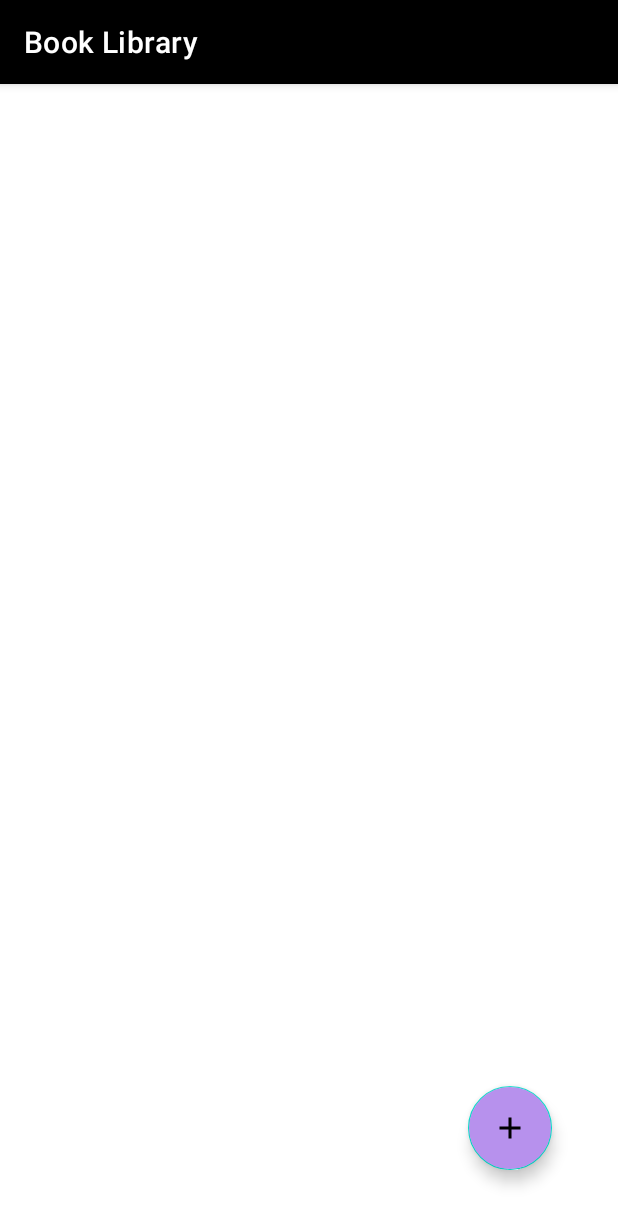
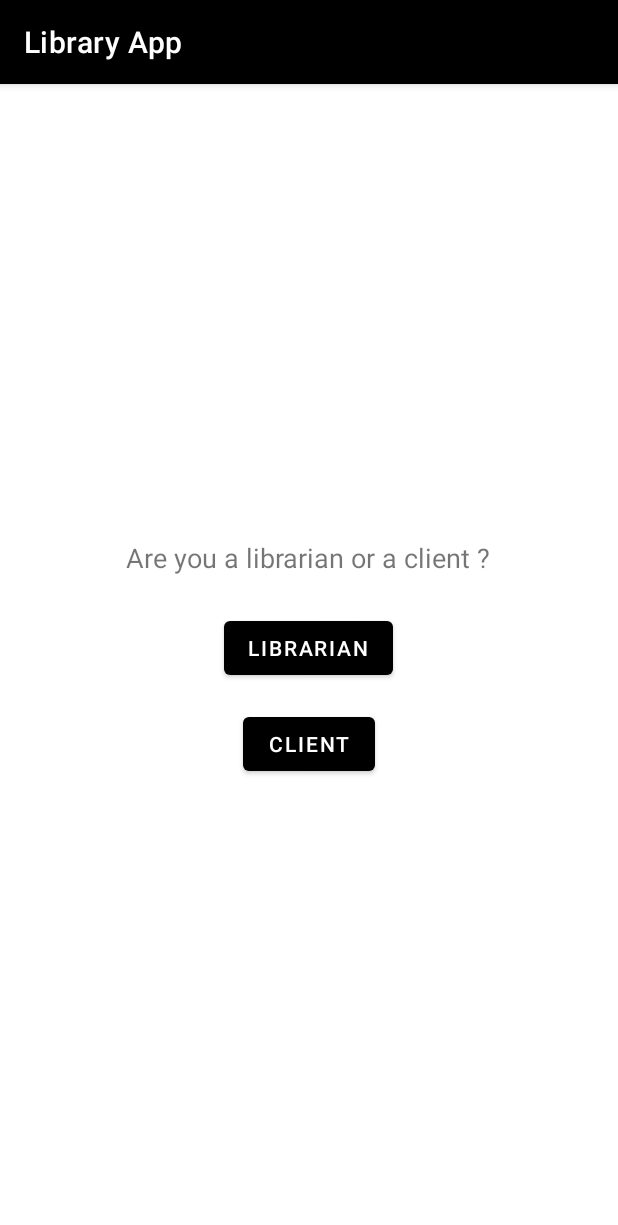
Before and after one commit to SalmaMhadhbii/MyLibraryManagementApplication, an Android app: the screen it shows after launch (MainActivity), on a phone screen of 412 x 824 dp. Shown: the top 1225 px of the screen. Run offline under Robolectric (Android 15) with nearby library versions, the phone set to English and light mode, and no system bars.

Commit message:
changing main activity that shows the books to librarian activity and making a new main activity and empty user activity

```diff
--- a/app/src/main/java/com/example/mylibrarymanagementapplication/MainActivity.java
+++ b/app/src/main/java/com/example/mylibrarymanagementapplication/MainActivity.java
@@ -1,113 +1,68 @@
 package com.example.mylibrarymanagementapplication;
 
+import android.Manifest;
 import android.content.Intent;
-import android.database.Cursor;
+import android.content.pm.PackageManager;
 import android.os.Bundle;
 import android.view.View;
+import android.widget.Button;
 import android.widget.Toast;
-
-import androidx.activity.EdgeToEdge;
-import androidx.annotation.Nullable;
+import androidx.activity.result.ActivityResultLauncher;
+import androidx.activity.result.contract.ActivityResultContracts;
 import androidx.appcompat.app.AppCompatActivity;
-import androidx.core.graphics.Insets;
-import androidx.core.view.ViewCompat;
-import androidx.core.view.WindowInsetsCompat;
-import androidx.recyclerview.widget.LinearLayoutManager;
-import androidx.recyclerview.widget.RecyclerView;
-
-import com.google.android.material.floatingactionbutton.FloatingActionButton;
-
-import java.util.ArrayList;
+import androidx.core.content.ContextCompat;
 
 public class MainActivity extends AppCompatActivity {
-
-    RecyclerView recyclerView;
-    FloatingActionButton add_button;
-
-
-    MyDatabaseHelper myDB;
-    ArrayList<String> book_id, book_title, book_author, book_pages;
-    CustomAdapter customAdapter;
-
-
 
     @Override
     protected void onCreate(Bundle savedInstanceState) {
         super.onCreate(savedInstanceState);
         setContentView(R.layout.activity_main);
 
-        recyclerView = findViewById(R.id.recyclerView);
-        add_button = findViewById(R.id.add_button);
-        // Navigate to AddActivity when add_button is clicked
-        add_button.setOnClickListener(new View.OnClickListener() {
+        // Vérifier et demander les permissions pour les notifications (Android 13+)
+        if (android.os.Build.VERSION.SDK_INT >= android.os.Build.VERSION_CODES.TIRAMISU) {
+            if (ContextCompat.checkSelfPermission(this, Manifest.permission.POST_NOTIFICATIONS) != PackageManager.PERMISSION_GRANTED) {
+                requestNotificationPermission();
+            }
+        }
+
+        // Lier les boutons
+        Button btnLibrarian = findViewById(R.id.btnLibrarian);
+        Button btnUser = findViewById(R.id.btnUser);
+
+        // Gérer le clic sur le bouton "Bibliothécaire"
+        btnLibrarian.setOnClickListener(new View.OnClickListener() {
             @Override
-            public void onClick(View view) {
-                Intent intent = new Intent(MainActivity.this, AddActivity.class);
-                startActivity(intent);
+            public void onClick(View v) {
+                Intent librarianIntent = new Intent(MainActivity.this, LibrarianActivity.class);
+                startActivity(librarianIntent);
             }
         });
 
-        //A MyDatabaseHelper instance (myDB) is created to interact with the database.
-        myDB = new MyDatabaseHelper(MainActivity.this);
-        //Four ArrayList objects are initialized to hold data for each book's ID, title, author, and number of pages.
-        book_id = new ArrayList<>();
-        book_title = new ArrayList<>();
-        book_author = new ArrayList<>();
-        book_pages = new ArrayList<>();
-
-        // This method (storeDataInArrays()) is called to fetch data from the database and fill the ArrayLists (book_id, book_title, book_author, and book_pages).
-        storeDataInArrays();
-
-        //A custom adapter (CustomAdapter) is created and set to the RecyclerView. This adapter will take the data (the book info from the ArrayLists) and populate the RecyclerView items.
-        customAdapter = new CustomAdapter(MainActivity.this,this, book_id, book_title, book_author, book_pages);
-        recyclerView.setAdapter(customAdapter);
-        //A LinearLayoutManager is used to arrange the items in a vertical list.
-        recyclerView.setLayoutManager(new LinearLayoutManager(MainActivity.this));
+        // Gérer le clic sur le bouton "Utilisateur Simple"
+        btnUser.setOnClickListener(new View.OnClickListener() {
+            @Override
+            public void onClick(View v) {
+                Intent userIntent = new Intent(MainActivity.this, UserActivity.class);
+                startActivity(userIntent);
+            }
+        });
 
     }
 
-    @Override
-    protected void onActivityResult(int requestCode, int resultCode, @Nullable Intent data) {
-        super.onActivityResult(requestCode, resultCode, data);
-        if(requestCode == 1){
-            recreate();
+    // Méthode pour demander la permission de notification
+    private void requestNotificationPermission() {
+        if (android.os.Build.VERSION.SDK_INT >= android.os.Build.VERSION_CODES.TIRAMISU) {
+            ActivityResultLauncher<String> requestPermissionLauncher =
+                    registerForActivityResult(new ActivityResultContracts.RequestPermission(), isGranted -> {
+                        if (isGranted) {
+                            Toast.makeText(this, "Permission pour les notifications accordée", Toast.LENGTH_SHORT).show();
+                        } else {
+                            Toast.makeText(this, "Permission pour les notifications refusée", Toast.LENGTH_SHORT).show();
+                        }
+                    });
+
+            requestPermissionLauncher.launch(Manifest.permission.POST_NOTIFICATIONS);
         }
     }
-
-    //storeDataInArrays() is responsible for fetching data from a database and storing it in array lists so that the data can later be displayed in a RecyclerView (or similar component).
-    //cursor=set of rows from a database query result.
-    //A query like SELECT * FROM books would return a Cursor that points to the first row.
-    //When you call cursor.moveToNext(), it moves the cursor to the second row, and so on.
-    //You can then access the data in the current row, like cursor.getString(1) to get the book_title.
-    void storeDataInArrays(){
-        Cursor cursor = myDB.readAllData();
-        if(cursor.getCount() == 0){
-            Toast.makeText(this,"No data", Toast.LENGTH_LONG).show();
-        }else{
-            while (cursor.moveToNext()){
-                // Retrieves the value of the first column (assumed to be the book_id) from the current row and adds it to the book_id array list.
-                book_id.add(cursor.getString(0));
-                //Similarly, this retrieves the second column (assumed to be book_title) from the current row and adds it to the book_title array list.
-                book_title.add(cursor.getString(1));
-                book_author.add(cursor.getString(2));
-                book_pages.add(cursor.getString(3));
-            }
-        }
-
-    }
-
-    @Override
-    protected void onResume() {
-        super.onResume();
-        // Clear the current data lists to avoid duplicating items
-        book_id.clear();
-        book_title.clear();
-        book_author.clear();
-        book_pages.clear();
-        // Re-fetch data from the database
-        storeDataInArrays();
-        // Notify the adapter that the data has changed
-        customAdapter.notifyDataSetChanged();
-    }
-
 }
--- a/app/src/main/res/layout/activity_main.xml
+++ b/app/src/main/res/layout/activity_main.xml
@@ -1,35 +1,48 @@
 <?xml version="1.0" encoding="utf-8"?>
-<androidx.constraintlayout.widget.ConstraintLayout
-    xmlns:android="http://schemas.android.com/apk/res/android"
+<androidx.constraintlayout.widget.ConstraintLayout xmlns:android="http://schemas.android.com/apk/res/android"
     xmlns:app="http://schemas.android.com/apk/res-auto"
     xmlns:tools="http://schemas.android.com/tools"
     android:id="@+id/main"
     android:layout_width="match_parent"
     android:layout_height="match_parent"
-    android:padding="20dp"
     tools:context=".MainActivity">
 
-    <androidx.recyclerview.widget.RecyclerView
-        android:id="@+id/recyclerView"
-        android:layout_width="0dp"
-        android:layout_height="0dp"
-        android:backgroundTint="@color/light_gray"
-        app:layout_constraintTop_toTopOf="parent"
-        app:layout_constraintBottom_toTopOf="@+id/add_button"
-        app:layout_constraintStart_toStartOf="parent"
-        app:layout_constraintEnd_toEndOf="parent"
-        app:layout_constraintWidth_percent="0.9" />
-
-    <com.google.android.material.floatingactionbutton.FloatingActionButton
-        android:id="@+id/add_button"
-        android:layout_width="56dp"
-        android:layout_height="56dp"
-        android:layout_marginBottom="24dp"
-        android:layout_marginEnd="24dp"
-        android:backgroundTint="@color/button_purple"
-        android:contentDescription="@string/add_button_description"
-        android:tint="@color/white"
+    <TextView
+        android:layout_width="wrap_content"
+        android:layout_height="wrap_content"
+        android:text="Hello World!"
         app:layout_constraintBottom_toBottomOf="parent"
         app:layout_constraintEnd_toEndOf="parent"
-        app:srcCompat="@drawable/ic_add" />
+        app:layout_constraintStart_toStartOf="parent"
+        app:layout_constraintTop_toTopOf="parent" />
+    <LinearLayout
+        xmlns:android="http://schemas.android.com/apk/res/android"
+        android:layout_width="match_parent"
+        android:layout_height="match_parent"
+        android:orientation="vertical"
+        android:gravity="center"
+        android:padding="16dp">
+
+        <TextView
+            android:id="@+id/questionText"
+            android:layout_width="wrap_content"
+            android:layout_height="wrap_content"
+            android:text="@string/are_you_a_librarian_or_a_client"
+            android:textSize="18sp"
+            android:layout_marginBottom="24dp" />
+
+        <Button
+            android:id="@+id/btnLibrarian"
+            android:layout_width="wrap_content"
+            android:layout_height="wrap_content"
+            android:text="@string/librarian"
+            android:layout_marginBottom="16dp" />
+
+        <Button
+            android:id="@+id/btnUser"
+            android:layout_width="wrap_content"
+            android:layout_height="wrap_content"
+            android:text="@string/client" />
+    </LinearLayout>
+
 </androidx.constraintlayout.widget.ConstraintLayout>
--- a/app/src/main/res/values-night/strings.xml
+++ b/app/src/main/res/values-night/strings.xml
@@ -11,4 +11,7 @@
     <string name="_120">120</string>
     <string name="update">Update</string>
     <string name="delete">Delete</string>
+    <string name="are_you_a_librarian_or_a_client">Are you a librarian or a client ?</string>
+    <string name="librarian">Librarian</string>
+    <string name="client">Client</string>
 </resources>
--- a/app/src/main/res/values/strings.xml
+++ b/app/src/main/res/values/strings.xml
@@ -11,4 +11,7 @@
     <string name="_120">120</string>
     <string name="update">Update</string>
     <string name="delete">Delete</string>
+    <string name="are_you_a_librarian_or_a_client">Are you a librarian or a client ?</string>
+    <string name="librarian">Librarian</string>
+    <string name="client">Client</string>
 </resources>
```
Also changed, not shown: app/src/main/AndroidManifest.xml (+16 -9 lines), app/src/main/java/com/example/mylibrarymanagementapplication/LibrarianActivity.java (added, +109 -0 lines), app/src/main/java/com/example/mylibrarymanagementapplication/UserActivity.java (added, +24 -0 lines), app/src/main/res/layout/activity_librarian.xml (added, +35 -0 lines), app/src/main/res/layout/activity_user.xml (added, +11 -0 lines).
